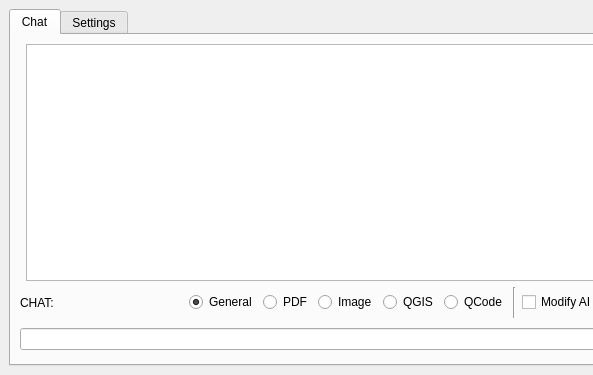
Old version of the form qchatqpt_dialog_base.ui in the repository c0c0bird/QChatGPT; both pictures show x 0 to 593 and y 0 to 375 of the 1259 by 375 pixel window.
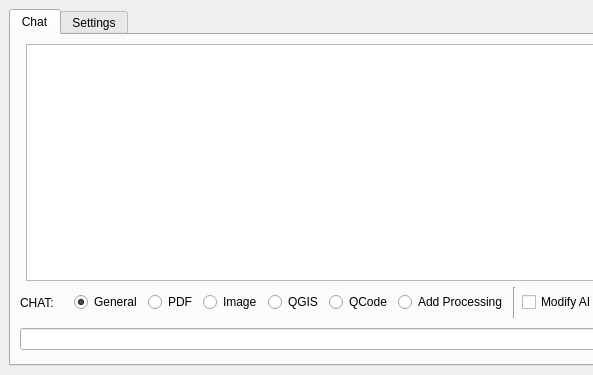
New version of the form. Custom widgets are drawn as their Qt base class.

Commit message: feat: store and auto-run processing scripts generated by the LLM

```diff
--- a/qchatqpt_dialog_base.ui
+++ b/qchatqpt_dialog_base.ui
@@ -124,6 +124,16 @@
               </property>
              </widget>
             </item>
+            <item>
+             <widget class="QRadioButton" name="addprocessing">
+              <property name="toolTip">
+               <string>Automatically create and run Python code suggested by the LLM as a Processing script</string>
+              </property>
+              <property name="text">
+               <string>Add Processing</string>
+              </property>
+             </widget>
+            </item>
             <item>
              <widget class="Line" name="line">
               <property name="maximumSize">
```
The commit also changes 1 other file.
